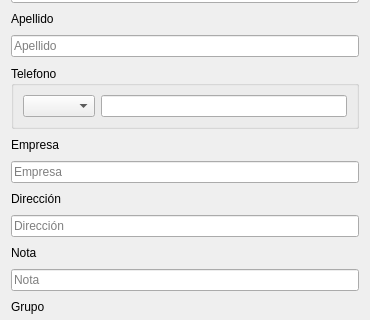
First picture: the form in eform.ui, repository adnksharp/pySide6-contacts, before the edit; both pictures show x 0 to 370 and y 87 to 407 of the 370 by 491 pixel window.
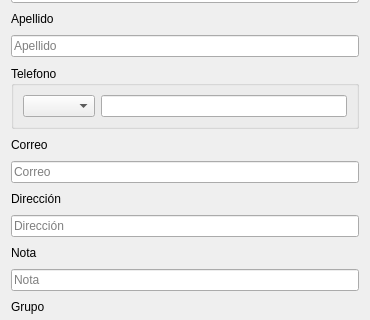
Second picture: the form after the edit.

```diff
--- a/eform.ui
+++ b/eform.ui
@@ -95,14 +95,14 @@
       </sizepolicy>
      </property>
      <property name="text">
-      <string>Empresa</string>
+      <string>Correo</string>
      </property>
     </widget>
    </item>
    <item>
     <widget class="QLineEdit" name="work">
      <property name="placeholderText">
-      <string>Empresa</string>
+      <string>Correo</string>
      </property>
     </widget>
    </item>
```
Left out of the diff: 12 changed lines with no effect on the pictures.
